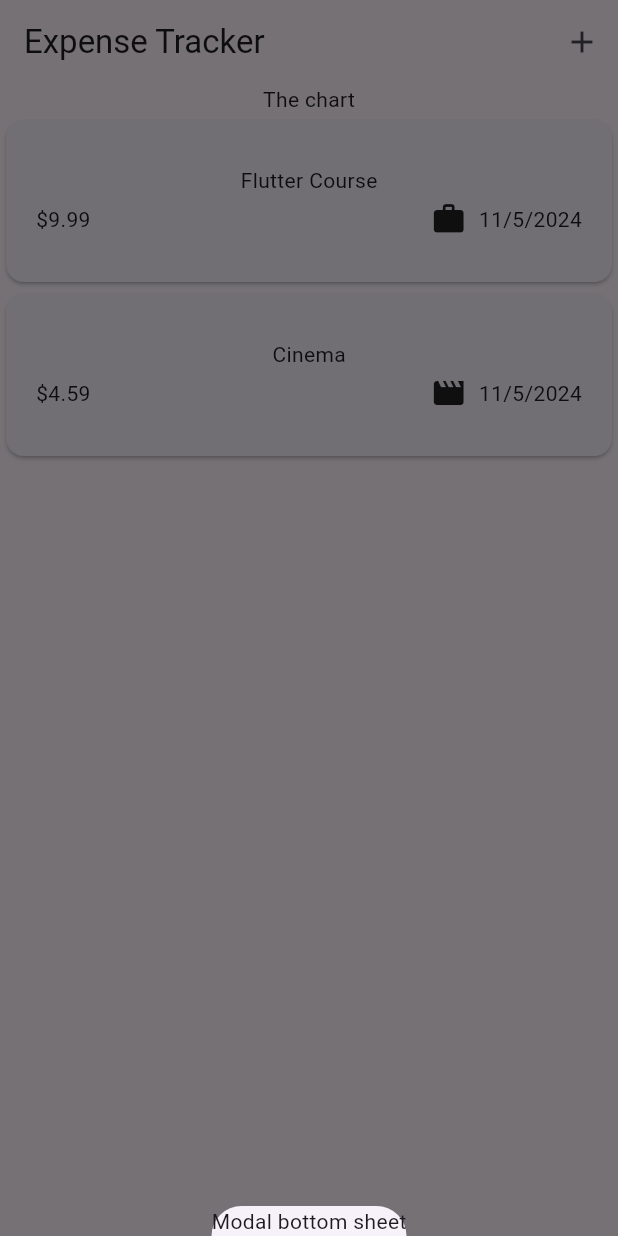
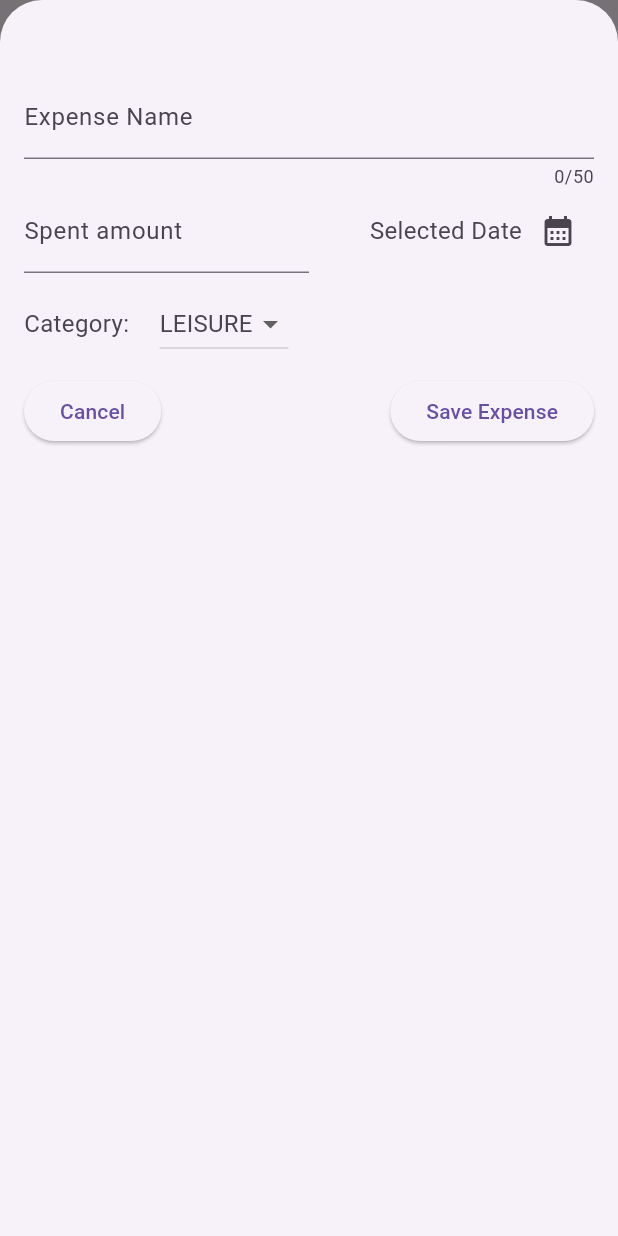
Before and after one commit to baltsaros/expense_tracker, a Flutter app: the screen it shows after launch, after a tap on the "add" icon, on a phone screen of 412 x 824 dp. Run offline on Flutter 3.47's test engine with Material 3 defaults, Android fonts, the phone set to English and light mode, and no system bars.

Commit message:
added a form for a new expense; styling

```diff
--- a/lib/main.dart
+++ b/lib/main.dart
@@ -1,6 +1,6 @@
 import 'package:flutter/material.dart';
 
-import 'package:expense_tracker/expenses.dart';
+import 'package:expense_tracker/widgets/expenses.dart';
 
 void main() {
   runApp(
--- a/lib/expenses.dart
+++ b/lib/widgets/expenses.dart
@@ -1,3 +1,4 @@
+import 'package:expense_tracker/widgets/new_expense.dart';
 import 'package:flutter/material.dart';
 
 import 'package:expense_tracker/widgets/expenses_list/expenses_list.dart';
@@ -7,7 +8,7 @@ class Expenses extends StatefulWidget {
   const Expenses({super.key});
 
   @override
-  State<StatefulWidget> createState() {
+  State<Expenses> createState() {
     return _ExpensesState();
   }
 }
@@ -28,8 +29,18 @@ class _ExpensesState extends State<Expenses> {
     ),
   ];
 
-  void _openAddExpenseOverlay(){
-    showModalBottomSheet(context: context, builder: (ctx) => const Text('Modal bottom sheet'));
+  void _openAddExpenseOverlay() {
+    showModalBottomSheet(
+      isScrollControlled: true,
+      context: context,
+      builder: (ctx) => NewExpense(onAddExpense: _addExpense),
+    );
+  }
+
+  void _addExpense(Expense expense) {
+    setState(() {
+      _registeredExpenses.add(expense);
+    });
   }
 
   @override
--- /dev/null
+++ b/lib/widgets/new_expense.dart
@@ -0,0 +1,188 @@
+import 'package:flutter/material.dart';
+import 'package:expense_tracker/models/expense.dart';
+
+class NewExpense extends StatefulWidget {
+  const NewExpense({super.key, required this.onAddExpense});
+
+  final void Function(Expense expense) onAddExpense;
+
+  @override
+  State<NewExpense> createState() {
+    return _NewExpenseState();
+  }
+}
+
+class _NewExpenseState extends State<NewExpense> {
+  final _titleController = TextEditingController();
+  final _amountController = TextEditingController();
+  DateTime? _selectedDate;
+  Category _selectedCategory = Category.leisure;
+  final TextStyle labelStyle = const TextStyle(
+    fontSize: 16,
+    fontWeight: FontWeight.normal,
+    color: Color(0xFF49454F),
+  );
+
+  void _presentDatePicker() async {
+    final now = DateTime.now();
+    final pickedDate = await showDatePicker(
+      context: context,
+      initialDate: now,
+      firstDate: DateTime(now.year - 1, now.month - 1, now.day),
+      lastDate: now,
+    );
+    setState(() {
+      _selectedDate = pickedDate;
+    });
+  }
+
+  void _submitExpenseForm() {
+    final enteredAmount = double.tryParse(_amountController.text);
+    final amountIsInvalid = enteredAmount == null || enteredAmount <= 0;
+    if (_titleController.text.trim().isEmpty ||
+        amountIsInvalid ||
+        _selectedDate == null) {
+      showDialog(
+        context: context,
+        builder: (ctx) => AlertDialog(
+          title: const Text('Invalid input'),
+          content: const Text('Please make sure all input fields are valid.'),
+          actions: [
+            TextButton(
+              onPressed: () {
+                Navigator.pop(ctx);
+              },
+              child: const Text('Okay'),
+            ),
+          ],
+        ),
+      );
+      return;
+    }
+    widget.onAddExpense(
+      Expense(
+        title: _titleController.text,
+        amount: enteredAmount,
+        date: _selectedDate!,
+        category: _selectedCategory,
+      ),
+    );
+    Navigator.pop(context);
+  }
+
+  @override
+  void dispose() {
+    _titleController.dispose();
+    _amountController.dispose();
+    super.dispose();
+  }
+
+  @override
+  Widget build(BuildContext context) {
+    return Padding(
+      padding: const EdgeInsets.fromLTRB(16, 50, 16, 16),
+      child: Column(
+        children: [
+          TextField(
+            controller: _titleController,
+            maxLength: 50,
+            decoration: const InputDecoration(
+              label: Text('Expense Name'),
+            ),
+            style: labelStyle,
+          ),
+          Row(
+            children: [
+              Expanded(
+                child: TextField(
+                  controller: _amountController,
+                  decoration: const InputDecoration(
+                    prefixText: '\$',
+                    label: Text('Spent amount'),
+                  ),
+                  style: labelStyle,
+                  keyboardType: const TextInputType.numberWithOptions(
+                    decimal: true,
+                  ),
+                ),
+              ),
+              // const SizedBox(width: 16,),
+              Expanded(
+                child: Row(
+                  mainAxisAlignment: MainAxisAlignment.end,
+                  crossAxisAlignment: CrossAxisAlignment.center,
+                  children: [
+                    Text(
+                      _selectedDate == null
+                          ? 'Selected Date'
+                          : formatter.format(_selectedDate!),
+                      style: labelStyle,
+                    ),
+                    IconButton(
+                      onPressed: _presentDatePicker,
+                      icon: const Icon(
+                        Icons.calendar_month,
+                      ),
+                    ),
+                  ],
+                ),
+              )
+            ],
+          ),
+          const SizedBox(
+            height: 10,
+          ),
+          Row(
+            children: [
+              Text(
+                'Category: ',
+                style: labelStyle,
+              ),
+              const SizedBox(
+                width: 16,
+              ),
+              DropdownButton(
+                value: _selectedCategory,
+                items: Category.values
+                    .map(
+                      (category) => DropdownMenuItem(
+                        value: category,
+                        child: Text(
+                          category.name.toUpperCase(),
+                          style: labelStyle,
+                        ),
+                      ),
+                    )
+                    .toList(),
+                onChanged: (value) {
+                  if (value == null) return;
+                  setState(() {
+                    _selectedCategory = value;
+                  });
+                },
+              ),
+            ],
+          ),
+          const SizedBox(
+            height: 10,
+          ),
+          Row(
+            children: [
+              ElevatedButton(
+                onPressed: () {
+                  Navigator.pop(context);
+                },
+                child: const Text('Cancel'),
+              ),
+              const Spacer(),
+              ElevatedButton(
+                onPressed: _submitExpenseForm,
+                child: const Text('Save Expense'),
+              ),
+            ],
+          ),
+        ],
+      ),
+    );
+  }
+}
```
